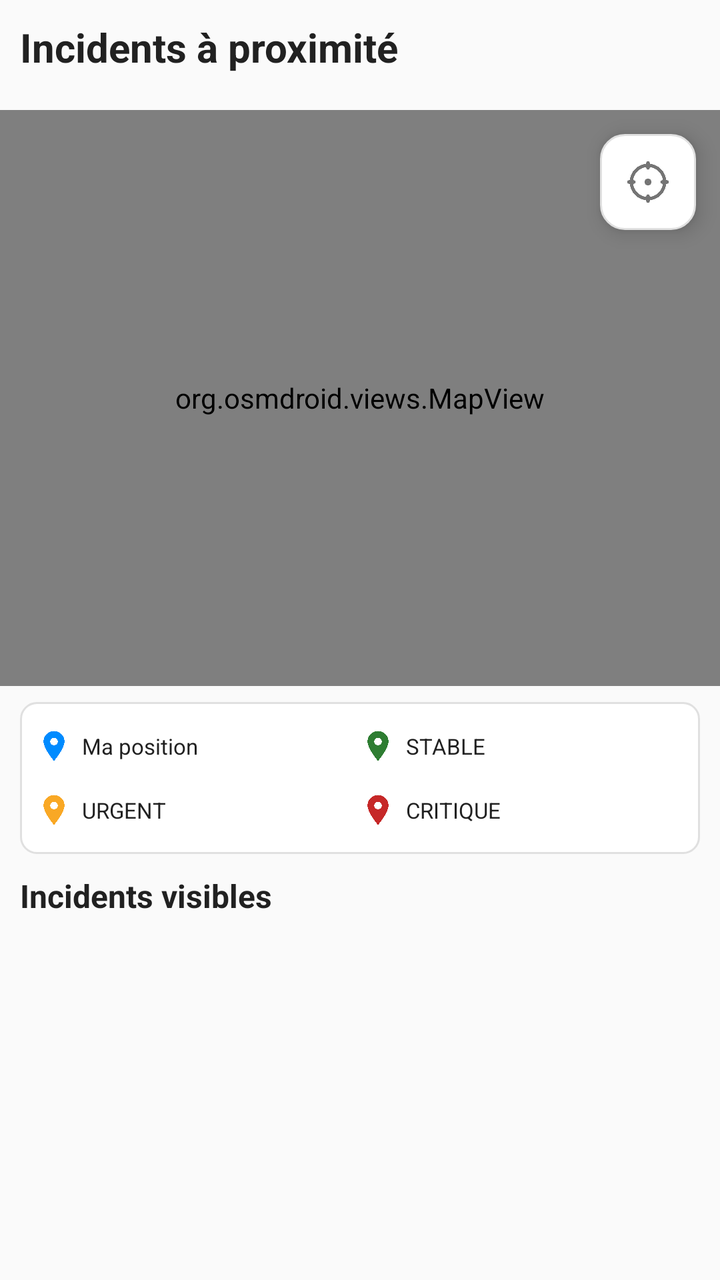
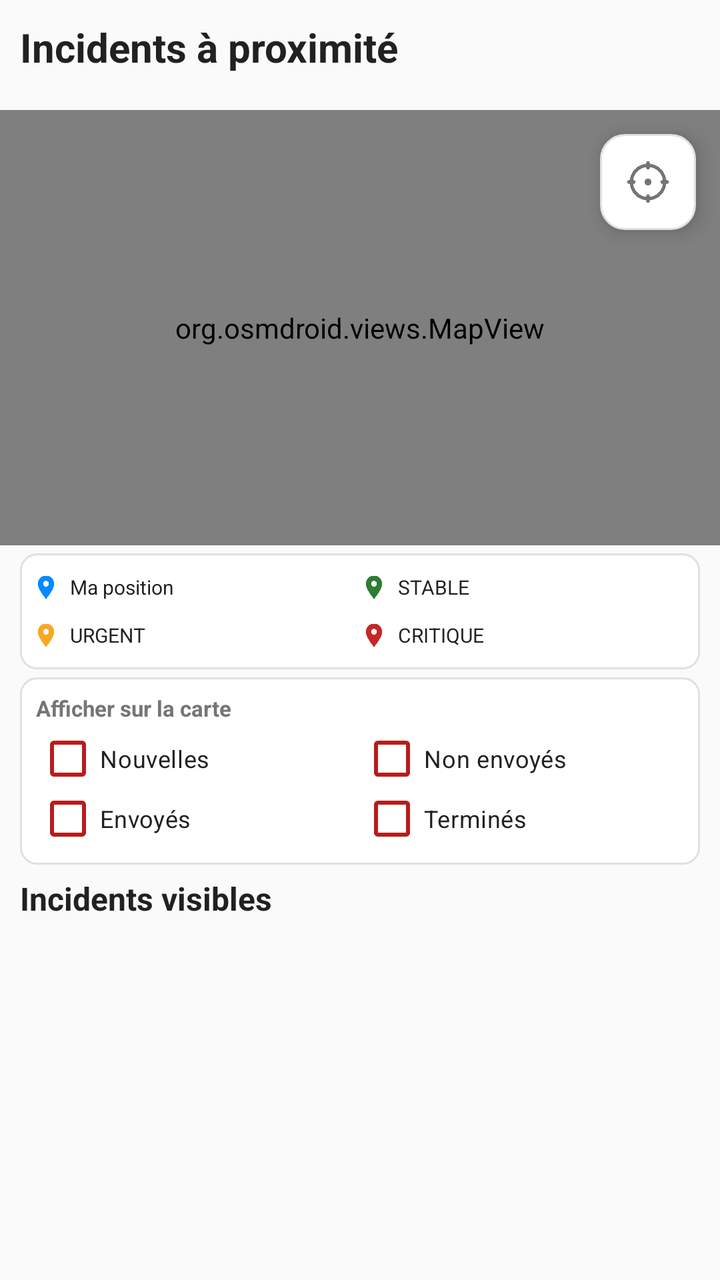

An Android layout rendered at two revisions. The XML below is the earlier revision; the diff shows what the commit changed to produce the second picture.
<!-- AndroidManifest.xml: application theme Theme.MyApplication -->
<!-- res/layout/fragment_incident_map.xml -->
<?xml version="1.0" encoding="utf-8"?>
<androidx.constraintlayout.widget.ConstraintLayout xmlns:android="http://schemas.android.com/apk/res/android"
    xmlns:app="http://schemas.android.com/apk/res-auto"
    android:layout_width="match_parent"
    android:layout_height="match_parent"
    android:background="@color/app_background">

    <TextView
        android:id="@+id/title_map"
        android:layout_width="wrap_content"
        android:layout_height="wrap_content"
        android:padding="10dp"
        android:text="@string/nearby_incidents"
        android:textColor="@color/app_text_primary"
        android:textSize="20sp"
        android:textStyle="bold"
        app:layout_constraintStart_toStartOf="parent"
        app:layout_constraintTop_toTopOf="parent" />

    <LinearLayout
        android:id="@+id/map_marker_legend"
        android:layout_width="0dp"
        android:layout_height="wrap_content"
        android:layout_marginStart="10dp"
        android:layout_marginEnd="10dp"
        android:background="@drawable/bg_map_legend"
        android:layout_marginTop="8dp"
        android:orientation="vertical"
        android:padding="8dp"
        app:layout_constraintEnd_toEndOf="parent"
        app:layout_constraintStart_toStartOf="parent"
        app:layout_constraintTop_toBottomOf="@+id/map_container">

        <LinearLayout
            android:layout_width="match_parent"
            android:layout_height="wrap_content"
            android:gravity="center_vertical"
            android:orientation="horizontal">

            <LinearLayout
                android:layout_width="0dp"
                android:layout_height="28dp"
                android:layout_weight="1"
                android:gravity="center_vertical"
                android:orientation="horizontal"
                android:paddingEnd="6dp">

                <ImageView
                    android:layout_width="18dp"
                    android:layout_height="18dp"
                    android:src="@drawable/ic_map_marker"
                    app:tint="@color/map_marker_blue" />

                <TextView
                    android:layout_width="0dp"
                    android:layout_height="wrap_content"
                    android:layout_marginStart="5dp"
                    android:layout_weight="1"
                    android:ellipsize="end"
                    android:maxLines="1"
                    android:text="@string/map_legend_my_position"
                    android:textColor="@color/app_text_primary"
                    android:textSize="11sp" />
            </LinearLayout>

            <LinearLayout
                android:layout_width="0dp"
                android:layout_height="28dp"
                android:layout_weight="1"
                android:gravity="center_vertical"
                android:orientation="horizontal">

                <ImageView
                    android:layout_width="18dp"
                    android:layout_height="18dp"
                    android:src="@drawable/ic_map_marker"
                    app:tint="@color/map_marker_green" />

                <TextView
                    android:layout_width="0dp"
                    android:layout_height="wrap_content"
                    android:layout_marginStart="5dp"
                    android:layout_weight="1"
                    android:ellipsize="end"
                    android:maxLines="1"
                    android:text="@string/map_legend_level_1"
                    android:textColor="@color/app_text_primary"
                    android:textSize="11sp" />
            </LinearLayout>

        </LinearLayout>

        <LinearLayout
            android:layout_width="match_parent"
            android:layout_height="wrap_content"
            android:layout_marginTop="4dp"
            android:gravity="center_vertical"
            android:orientation="horizontal">

            <LinearLayout
                android:layout_width="0dp"
                android:layout_height="28dp"
                android:layout_weight="1"
                android:gravity="center_vertical"
                android:orientation="horizontal"
                android:paddingEnd="6dp">

                <ImageView
                    android:layout_width="18dp"
                    android:layout_height="18dp"
                    android:src="@drawable/ic_map_marker"
                    app:tint="@color/map_marker_yellow" />

                <TextView
                    android:layout_width="0dp"
                    android:layout_height="wrap_content"
                    android:layout_marginStart="5dp"
                    android:layout_weight="1"
                    android:ellipsize="end"
                    android:maxLines="1"
                    android:text="@string/map_legend_level_2"
                    android:textColor="@color/app_text_primary"
                    android:textSize="11sp" />
            </LinearLayout>

            <LinearLayout
                android:layout_width="0dp"
                android:layout_height="28dp"
                android:layout_weight="1"
                android:gravity="center_vertical"
                android:orientation="horizontal">

                <ImageView
                    android:layout_width="18dp"
                    android:layout_height="18dp"
                    android:src="@drawable/ic_map_marker"
                    app:tint="@color/map_marker_red" />

                <TextView
                    android:layout_width="0dp"
                    android:layout_height="wrap_content"
                    android:layout_marginStart="5dp"
                    android:layout_weight="1"
                    android:ellipsize="end"
                    android:maxLines="1"
                    android:text="@string/map_legend_level_3"
                    android:textColor="@color/app_text_primary"
                    android:textSize="11sp" />
            </LinearLayout>

        </LinearLayout>

    </LinearLayout>

    <FrameLayout
        android:id="@+id/map_container"
        android:layout_width="0dp"
        android:layout_height="0dp"
        android:layout_marginTop="8dp"
        app:layout_constraintBottom_toTopOf="@+id/map_marker_legend"
        app:layout_constraintEnd_toEndOf="parent"
        app:layout_constraintHeight_percent="0.45"
        app:layout_constraintStart_toStartOf="parent"
        app:layout_constraintTop_toBottomOf="@+id/title_map">

        <org.osmdroid.views.MapView
            android:id="@+id/map"
            android:layout_width="match_parent"
            android:layout_height="match_parent" />

        <ImageButton
            android:id="@+id/btn_center_personal_location"
            android:layout_width="48dp"
            android:layout_height="48dp"
            android:layout_gravity="top|end"
            android:layout_margin="12dp"
            android:background="@drawable/bg_map_control_button"
            android:contentDescription="@string/desc_center_personal_location"
            android:elevation="6dp"
            android:padding="10dp"
            android:scaleType="fitCenter"
            android:src="@drawable/ic_map_target"
            android:tint="@color/map_target_default" />

    </FrameLayout>

    <TextView
        android:id="@+id/title_list"
        android:layout_width="wrap_content"
        android:layout_height="wrap_content"
        android:padding="10dp"
        android:text="@string/visible_incidents"
        android:textColor="@color/app_text_primary"
        android:textSize="16sp"
        android:textStyle="bold"
        app:layout_constraintStart_toStartOf="parent"
        app:layout_constraintTop_toBottomOf="@+id/map_marker_legend" />

    <ListView
        android:id="@+id/incidents_list"
        android:layout_width="0dp"
        android:layout_height="0dp"
        android:layout_marginTop="5dp"
        android:divider="@color/app_divider"
        android:dividerHeight="1dp"
        app:layout_constraintBottom_toBottomOf="parent"
        app:layout_constraintEnd_toEndOf="parent"
        app:layout_constraintStart_toStartOf="parent"
        app:layout_constraintTop_toBottomOf="@+id/title_list" />

</androidx.constraintlayout.widget.ConstraintLayout>
<!-- resources referenced by this layout -->
<resources>
  <color name="app_background">#FAFAFA</color>
  <color name="app_divider">#DCDADA</color>
  <color name="app_text_primary">#212121</color>
  <color name="map_marker_blue">#008BFF</color>
  <color name="map_marker_green">#2E7D32</color>
  <color name="map_marker_red">#C62828</color>
  <color name="map_marker_yellow">#F9A825</color>
  <color name="map_target_default">#757575</color>
  <!-- drawable bg_map_control_button (drawable) -->
  <?xml version="1.0" encoding="utf-8"?>
  <shape xmlns:android="http://schemas.android.com/apk/res/android">
      <solid android:color="@color/app_surface" />
      <stroke
          android:width="1dp"
          android:color="@color/app_border" />
      <corners android:radius="12dp" />
  </shape>
  <!-- drawable bg_map_legend (drawable) -->
  <?xml version="1.0" encoding="utf-8"?>
  <shape xmlns:android="http://schemas.android.com/apk/res/android">
      <solid android:color="@color/app_surface" />
      <stroke
          android:width="1dp"
          android:color="@color/app_border" />
      <corners android:radius="8dp" />
  </shape>
  <!-- drawable ic_map_marker: png bitmap (drawable, 4011 bytes) -->
  <!-- drawable ic_map_target: png bitmap (drawable, 4627 bytes) -->
  <string name="desc_center_personal_location">Recentrer sur votre position</string>
  <string name="map_legend_level_1">STABLE</string>
  <string name="map_legend_level_2">URGENT</string>
  <string name="map_legend_level_3">CRITIQUE</string>
  <string name="map_legend_my_position">Ma position</string>
  <string name="nearby_incidents">Incidents à proximité</string>
  <string name="visible_incidents">Incidents visibles</string>
  <style name="Theme.MyApplication" parent="Base.Theme.MyApplication" />
  <color name="app_surface">#FFFFFF</color>
  <color name="app_border">#E0E0E0</color>
  <style name="Base.Theme.MyApplication" parent="Theme.Material3.DayNight.NoActionBar">
          <item name="colorPrimary">@color/emergency_red</item>
          <item name="colorPrimaryDark">@color/emergency_red_dark</item>
          <item name="colorSecondary">@color/emergency_red</item>
          <item name="colorAccent">@color/emergency_red</item>
          <item name="colorSurface">@color/app_surface</item>
          <item name="colorOnSurface">@color/app_text_primary</item>
          <item name="android:windowLightStatusBar">false</item>
          <item name="android:windowLightNavigationBar">true</item>
          <item name="android:statusBarColor">@color/emergency_red_dark</item>
          <item name="android:navigationBarColor">@color/app_surface</item>
          <item name="android:windowBackground">@color/app_background</item>
      </style>
  <color name="emergency_red">#B71C1C</color>
  <color name="emergency_red_dark">#8E0000</color>
</resources>

<!-- the commit's change to res/layout/fragment_incident_map.xml (unified diff, before → after) -->
@@ -24,9 +24,9 @@
         android:layout_marginStart="10dp"
         android:layout_marginEnd="10dp"
         android:background="@drawable/bg_map_legend"
-        android:layout_marginTop="8dp"
+        android:layout_marginTop="4dp"
         android:orientation="vertical"
-        android:padding="8dp"
+        android:padding="6dp"
         app:layout_constraintEnd_toEndOf="parent"
         app:layout_constraintStart_toStartOf="parent"
         app:layout_constraintTop_toBottomOf="@+id/map_container">
@@ -39,15 +39,15 @@
 
             <LinearLayout
                 android:layout_width="0dp"
-                android:layout_height="28dp"
+                android:layout_height="22dp"
                 android:layout_weight="1"
                 android:gravity="center_vertical"
                 android:orientation="horizontal"
                 android:paddingEnd="6dp">
 
                 <ImageView
-                    android:layout_width="18dp"
-                    android:layout_height="18dp"
+                    android:layout_width="14dp"
+                    android:layout_height="14dp"
                     android:src="@drawable/ic_map_marker"
                     app:tint="@color/map_marker_blue" />
 
@@ -60,19 +60,19 @@
                     android:maxLines="1"
                     android:text="@string/map_legend_my_position"
                     android:textColor="@color/app_text_primary"
-                    android:textSize="11sp" />
+                    android:textSize="10sp" />
             </LinearLayout>
 
             <LinearLayout
                 android:layout_width="0dp"
-                android:layout_height="28dp"
+                android:layout_height="22dp"
                 android:layout_weight="1"
                 android:gravity="center_vertical"
                 android:orientation="horizontal">
 
                 <ImageView
-                    android:layout_width="18dp"
-                    android:layout_height="18dp"
+                    android:layout_width="14dp"
+                    android:layout_height="14dp"
                     android:src="@drawable/ic_map_marker"
                     app:tint="@color/map_marker_green" />
 
@@ -85,7 +85,7 @@
                     android:maxLines="1"
                     android:text="@string/map_legend_level_1"
                     android:textColor="@color/app_text_primary"
-                    android:textSize="11sp" />
+                    android:textSize="10sp" />
             </LinearLayout>
 
         </LinearLayout>
@@ -93,21 +93,21 @@
         <LinearLayout
             android:layout_width="match_parent"
             android:layout_height="wrap_content"
-            android:layout_marginTop="4dp"
+            android:layout_marginTop="2dp"
             android:gravity="center_vertical"
             android:orientation="horizontal">
 
             <LinearLayout
                 android:layout_width="0dp"
-                android:layout_height="28dp"
+                android:layout_height="22dp"
                 android:layout_weight="1"
                 android:gravity="center_vertical"
                 android:orientation="horizontal"
                 android:paddingEnd="6dp">
 
                 <ImageView
-                    android:layout_width="18dp"
-                    android:layout_height="18dp"
+                    android:layout_width="14dp"
+                    android:layout_height="14dp"
                     android:src="@drawable/ic_map_marker"
                     app:tint="@color/map_marker_yellow" />
 
@@ -120,19 +120,19 @@
                     android:maxLines="1"
                     android:text="@string/map_legend_level_2"
                     android:textColor="@color/app_text_primary"
-                    android:textSize="11sp" />
+                    android:textSize="10sp" />
             </LinearLayout>
 
             <LinearLayout
                 android:layout_width="0dp"
-                android:layout_height="28dp"
+                android:layout_height="22dp"
                 android:layout_weight="1"
                 android:gravity="center_vertical"
                 android:orientation="horizontal">
 
                 <ImageView
-                    android:layout_width="18dp"
-                    android:layout_height="18dp"
+                    android:layout_width="14dp"
+                    android:layout_height="14dp"
                     android:src="@drawable/ic_map_marker"
                     app:tint="@color/map_marker_red" />
 
@@ -145,8 +145,101 @@
                     android:maxLines="1"
                     android:text="@string/map_legend_level_3"
                     android:textColor="@color/app_text_primary"
-                    android:textSize="11sp" />
+                    android:textSize="10sp" />
             </LinearLayout>
+
+        </LinearLayout>
+
+    </LinearLayout>
+
+    <LinearLayout
+        android:id="@+id/map_status_filters"
+        android:layout_width="0dp"
+        android:layout_height="wrap_content"
+        android:layout_marginStart="10dp"
+        android:layout_marginTop="4dp"
+        android:layout_marginEnd="10dp"
+        android:background="@drawable/bg_map_legend"
+        android:orientation="vertical"
+        android:padding="8dp"
+        app:layout_constraintEnd_toEndOf="parent"
+        app:layout_constraintStart_toStartOf="parent"
+        app:layout_constraintTop_toBottomOf="@+id/map_marker_legend">
+
+        <TextView
+            android:layout_width="match_parent"
+            android:layout_height="wrap_content"
+            android:text="@string/map_filters_title"
+            android:textColor="@color/app_text_muted"
+            android:textSize="11sp"
+            android:textStyle="bold" />
+
+        <LinearLayout
+            android:layout_width="match_parent"
+            android:layout_height="wrap_content"
+            android:layout_marginTop="3dp"
+            android:orientation="horizontal">
+
+            <CheckBox
+                android:id="@+id/filter_received"
+                android:layout_width="0dp"
+                android:layout_height="30dp"
+                android:layout_weight="1"
+                android:buttonTint="@color/emergency_red"
+                android:checked="true"
+                android:ellipsize="end"
+                android:gravity="center_vertical"
+                android:maxLines="1"
+                android:text="@string/map_filter_received"
+                android:textColor="@color/app_text_primary"
+                android:textSize="12sp" />
+
+            <CheckBox
+                android:id="@+id/filter_not_sent"
+                android:layout_width="0dp"
+                android:layout_height="30dp"
+                android:layout_weight="1"
+                android:buttonTint="@color/emergency_red"
+                android:ellipsize="end"
+                android:gravity="center_vertical"
+                android:maxLines="1"
+                android:text="@string/map_filter_not_sent"
+                android:textColor="@color/app_text_primary"
+                android:textSize="12sp" />
+
+        </LinearLayout>
+
+        <LinearLayout
+            android:layout_width="match_parent"
+            android:layout_height="wrap_content"
+            android:orientation="horizontal">
+
+            <CheckBox
+                android:id="@+id/filter_sent"
+                android:layout_width="0dp"
+                android:layout_height="30dp"
+                android:layout_weight="1"
+                android:buttonTint="@color/emergency_red"
+                android:checked="true"
+                android:ellipsize="end"
+                android:gravity="center_vertical"
+                android:maxLines="1"
+                android:text="@string/map_filter_sent"
+                android:textColor="@color/app_text_primary"
+                android:textSize="12sp" />
+
+            <CheckBox
+                android:id="@+id/filter_resolved"
+                android:layout_width="0dp"
+                android:layout_height="30dp"
+                android:layout_weight="1"
+                android:buttonTint="@color/emergency_red"
+                android:ellipsize="end"
+                android:gravity="center_vertical"
+                android:maxLines="1"
+                android:text="@string/map_filter_resolved"
+                android:textColor="@color/app_text_primary"
+                android:textSize="12sp" />
 
         </LinearLayout>
 
@@ -159,7 +252,7 @@
         android:layout_marginTop="8dp"
         app:layout_constraintBottom_toTopOf="@+id/map_marker_legend"
         app:layout_constraintEnd_toEndOf="parent"
-        app:layout_constraintHeight_percent="0.45"
+        app:layout_constraintHeight_percent="0.34"
         app:layout_constraintStart_toStartOf="parent"
         app:layout_constraintTop_toBottomOf="@+id/title_map">
 
@@ -188,13 +281,16 @@
         android:id="@+id/title_list"
         android:layout_width="wrap_content"
         android:layout_height="wrap_content"
-        android:padding="10dp"
+        android:paddingStart="10dp"
+        android:paddingTop="6dp"
+        android:paddingEnd="10dp"
+        android:paddingBottom="6dp"
         android:text="@string/visible_incidents"
         android:textColor="@color/app_text_primary"
         android:textSize="16sp"
         android:textStyle="bold"
         app:layout_constraintStart_toStartOf="parent"
-        app:layout_constraintTop_toBottomOf="@+id/map_marker_legend" />
+        app:layout_constraintTop_toBottomOf="@+id/map_status_filters" />
 
     <ListView
         android:id="@+id/incidents_list"
<!-- resource entries referenced after the edit -->
@@ -2,6 +2,7 @@
 <resources>
   <color name="app_background">#FAFAFA</color>
   <color name="app_divider">#DCDADA</color>
+  <color name="app_text_muted">#757575</color>
   <color name="app_text_primary">#212121</color>
   <color name="map_marker_blue">#008BFF</color>
   <color name="map_marker_green">#2E7D32</color>
@@ -29,6 +30,11 @@
   <!-- drawable ic_map_marker: png bitmap (drawable, 4011 bytes) -->
   <!-- drawable ic_map_target: png bitmap (drawable, 4627 bytes) -->
   <string name="desc_center_personal_location">Recentrer sur votre position</string>
+  <string name="map_filter_not_sent">Non envoyés</string>
+  <string name="map_filter_received">Nouvelles</string>
+  <string name="map_filter_resolved">Terminés</string>
+  <string name="map_filter_sent">Envoyés</string>
+  <string name="map_filters_title">Afficher sur la carte</string>
   <string name="map_legend_level_1">STABLE</string>
   <string name="map_legend_level_2">URGENT</string>
   <string name="map_legend_level_3">CRITIQUE</string>
